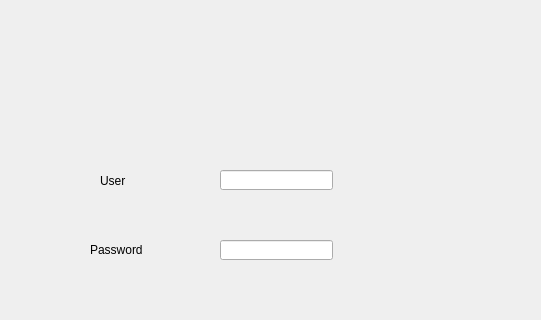
Old version of the form dlglogin.ui in the repository yt2014/InfoManage; both pictures show x 0 to 541 and y 0 to 320 of the 541 by 557 pixel window.
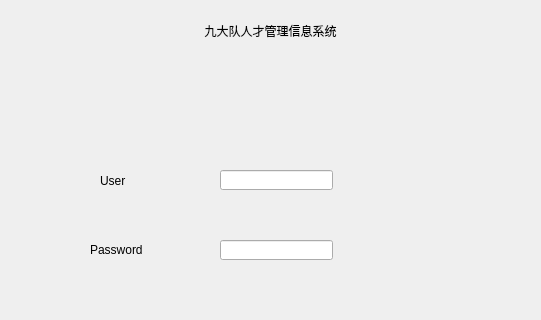
New version of the form.

Commit message: login window optimize 20150228

Diff of the .ui file:
```diff
--- a/dlglogin.ui
+++ b/dlglogin.ui
@@ -94,6 +94,25 @@
     <string>Cancel</string>
    </property>
   </widget>
+  <widget class="QLabel" name="label_thesis">
+   <property name="geometry">
+    <rect>
+     <x>0</x>
+     <y>10</y>
+     <width>541</width>
+     <height>41</height>
+    </rect>
+   </property>
+   <property name="layoutDirection">
+    <enum>Qt::LeftToRight</enum>
+   </property>
+   <property name="text">
+    <string>九大队人才管理信息系统</string>
+   </property>
+   <property name="alignment">
+    <set>Qt::AlignCenter</set>
+   </property>
+  </widget>
  </widget>
  <resources/>
  <connections/>
```
The commit also changes 1 other file.
